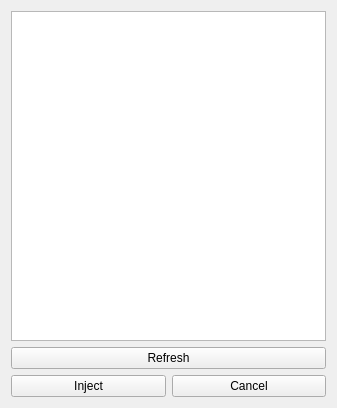
Above: IntPe9/Ui/ProcessList.ui from AxDSan/IntPe9-1 before the change. Below: the same form after it.
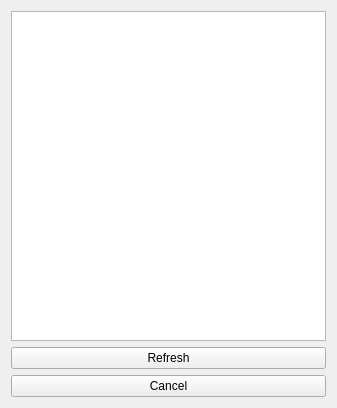
That is the form after the change.

Commit message: Ticket #2 core work implemented

The edit to the form file:
```diff
--- a/IntPe9/Ui/ProcessList.ui
+++ b/IntPe9/Ui/ProcessList.ui
@@ -47,13 +47,6 @@
       <property name="margin">
        <number>0</number>
       </property>
-      <item>
-       <widget class="QPushButton" name="buttonInject">
-        <property name="text">
-         <string>Inject</string>
-        </property>
-       </widget>
-      </item>
       <item>
        <widget class="QPushButton" name="buttonCancel">
         <property name="text">
```
The commit also changes 2 other files.
